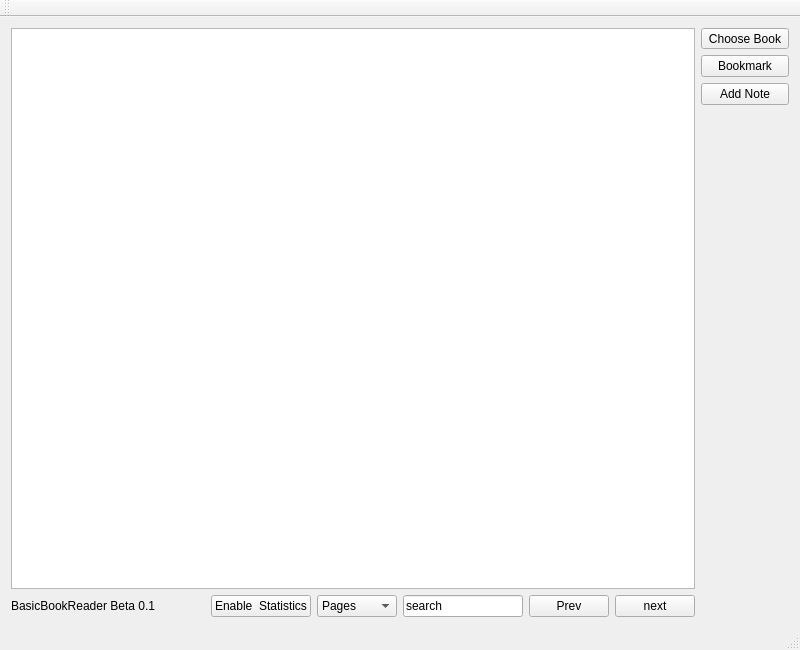
The window that src/basicbookreader.ui (lettergram/basicbookreader) describes before a commit, drawn with Qt 5.
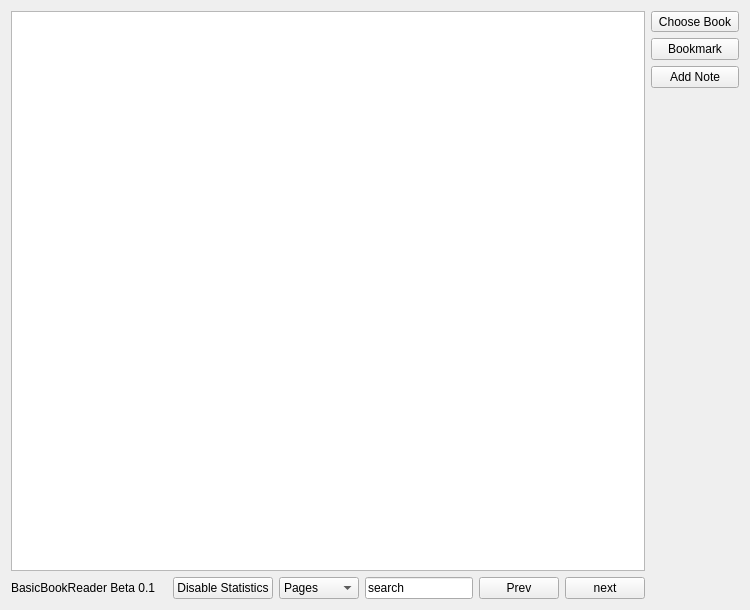
The same window after the commit.

The edit to the form file:
```diff
--- a/src/basicbookreader.ui
+++ b/src/basicbookreader.ui
@@ -6,8 +6,8 @@
    <rect>
     <x>0</x>
     <y>0</y>
-    <width>800</width>
-    <height>650</height>
+    <width>750</width>
+    <height>610</height>
    </rect>
   </property>
   <property name="maximumSize">
@@ -19,58 +19,114 @@
   <property name="windowTitle">
    <string>BasicBookReader</string>
   </property>
+  <property name="styleSheet">
+   <string notr="true"/>
+  </property>
   <widget class="QWidget" name="centralWidget">
+   <property name="styleSheet">
+    <string notr="true">QWidget
+qlineargradient(spread:pad, x1:0, y1:0, x2:1, y2:1, stop:0 rgba(0, 0, 0, 255), stop:1 rgba(255, 255, 255, 255))</string>
+   </property>
    <layout class="QGridLayout" name="gridLayout">
-    <item row="2" column="16">
+    <item row="2" column="19">
      <widget class="QPushButton" name="pushNoteButton">
       <property name="text">
        <string>Add Note</string>
       </property>
      </widget>
     </item>
-    <item row="0" column="16">
+    <item row="0" column="19">
      <widget class="QToolButton" name="toolButton">
       <property name="text">
        <string>Choose Book</string>
       </property>
      </widget>
     </item>
-    <item row="4" column="11">
+    <item row="4" column="14">
      <widget class="QPushButton" name="nextButton">
       <property name="text">
        <string>next</string>
       </property>
      </widget>
     </item>
-    <item row="4" column="10">
-     <widget class="QPushButton" name="prevButton">
-      <property name="text">
-       <string>Prev</string>
-      </property>
-     </widget>
-    </item>
-    <item row="0" column="0" rowspan="4" colspan="12">
+    <item row="0" column="0" rowspan="4" colspan="15">
      <widget class="QTextBrowser" name="textBrowser">
       <property name="mouseTracking">
        <bool>true</bool>
       </property>
+      <property name="styleSheet">
+       <string notr="true"/>
+      </property>
       <property name="textInteractionFlags">
        <set>Qt::LinksAccessibleByMouse|Qt::TextSelectableByMouse</set>
       </property>
      </widget>
     </item>
-    <item row="1" column="16">
+    <item row="1" column="19">
      <widget class="QPushButton" name="saveBookButton">
       <property name="text">
        <string>Bookmark</string>
       </property>
      </widget>
     </item>
-    <item row="4" column="9">
+    <item row="4" column="0" colspan="7">
+     <widget class="QLabel" name="label">
+      <property name="text">
+       <string>BasicBookReader Beta 0.1</string>
+      </property>
+     </widget>
+    </item>
+    <item row="4" column="7">
+     <widget class="QPushButton" name="enable_stats_button">
+      <property name="maximumSize">
+       <size>
+        <width>140</width>
+        <height>16777215</height>
+       </size>
+      </property>
+      <property name="text">
+       <string>Disable Statistics</string>
+      </property>
+     </widget>
+    </item>
+    <item row="4" column="13">
+     <widget class="QPushButton" name="prevButton">
+      <property name="text">
+       <string>Prev</string>
+      </property>
+     </widget>
+    </item>
+    <item row="4" column="8">
+     <widget class="QComboBox" name="comboBox">
+      <property name="maximumSize">
+       <size>
+        <width>100</width>
+        <height>16777215</height>
+       </size>
+      </property>
+      <item>
+       <property name="text">
+        <string>Pages</string>
+       </property>
+      </item>
+      <item>
+       <property name="text">
+        <string>Chapters</string>
+       </property>
+      </item>
+     </widget>
+    </item>
+    <item row="4" column="9" colspan="4">
      <widget class="QLineEdit" name="lineEdit_page">
       <property name="enabled">
        <bool>true</bool>
       </property>
+      <property name="minimumSize">
+       <size>
+        <width>80</width>
+        <height>0</height>
+       </size>
+      </property>
       <property name="maximumSize">
        <size>
         <width>120</width>
@@ -88,45 +144,8 @@
       </property>
      </widget>
     </item>
-    <item row="4" column="8">
-     <widget class="QComboBox" name="comboBox">
-      <item>
-       <property name="text">
-        <string>Pages</string>
-       </property>
-      </item>
-      <item>
-       <property name="text">
-        <string>Chapters</string>
-       </property>
-      </item>
-     </widget>
-    </item>
-    <item row="4" column="7">
-     <widget class="QPushButton" name="enable_stats_button">
-      <property name="text">
-       <string>Enable  Statistics</string>
-      </property>
-     </widget>
-    </item>
-    <item row="4" column="0" colspan="7">
-     <widget class="QLabel" name="label">
-      <property name="text">
-       <string>BasicBookReader Beta 0.1</string>
-      </property>
-     </widget>
-    </item>
    </layout>
   </widget>
-  <widget class="QToolBar" name="mainToolBar">
-   <attribute name="toolBarArea">
-    <enum>TopToolBarArea</enum>
-   </attribute>
-   <attribute name="toolBarBreak">
-    <bool>false</bool>
-   </attribute>
-  </widget>
-  <widget class="QStatusBar" name="statusBar"/>
  </widget>
  <layoutdefault spacing="6" margin="11"/>
  <tabstops>
```
Left out of the diff: 1 changed line with no effect on the pictures.
